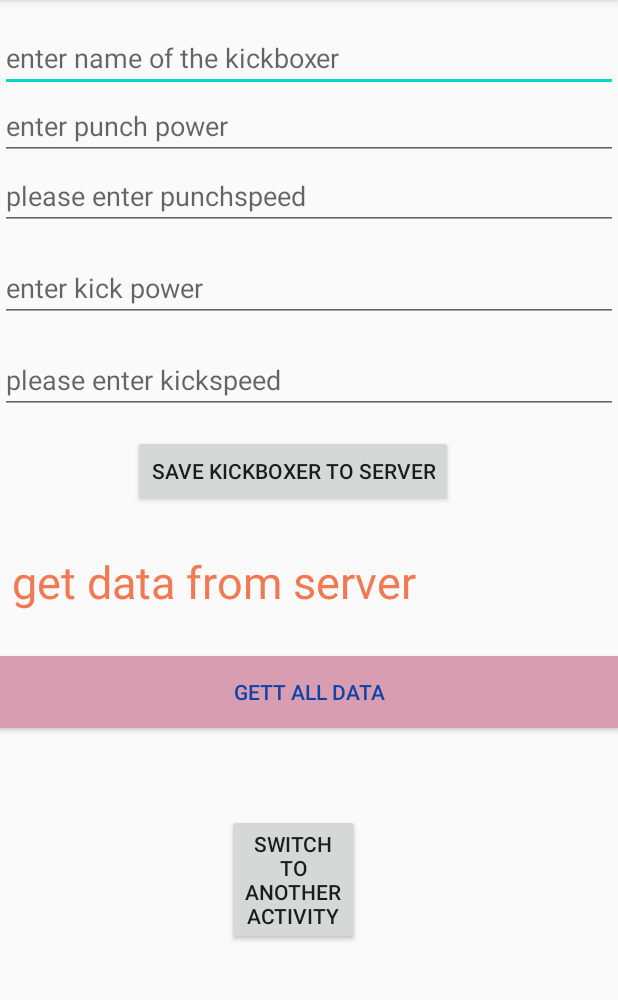
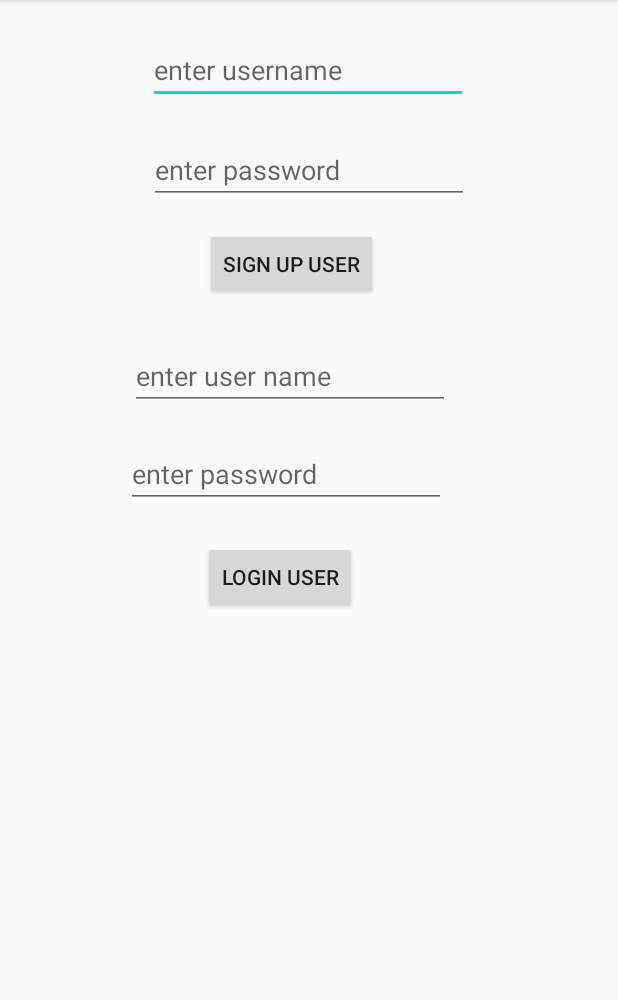
Before and after one commit to Binod055249/InstagramClone, an Android app: the screen it shows after launch (MainActivity before the commit, SignUpLoginActivity after it), after a tap on "SWITCH TO ANOTHER ACTIVITY", on a phone screen of 412 x 824 dp, the part 84-1084 px from its top. Run offline under Robolectric (Android 15) with nearby library versions, the phone set to English and light mode, and no system bars; libraries missing offline, so code that uses them is left out: com.parse, com.shashank.sony; 1 statement that could not run was skipped.

Commit message:
SignUp and Login Parse

```diff
--- a/app/src/main/AndroidManifest.xml
+++ b/app/src/main/AndroidManifest.xml
@@ -1,17 +1,19 @@
 <?xml version="1.0" encoding="utf-8"?>
 <manifest xmlns:android="http://schemas.android.com/apk/res/android"
     package="com.example.instagramclone">
+
     <uses-permission android:name="android.permission.ACCESS_NETWORK_STATE" />
     <uses-permission android:name="android.permission.INTERNET" />
 
     <application
+        android:name=".App"
         android:allowBackup="true"
         android:icon="@mipmap/ic_launcher"
         android:label="@string/app_name"
         android:roundIcon="@mipmap/ic_launcher_round"
         android:supportsRtl="true"
-        android:theme="@style/AppTheme"
-        android:name=".App">
+        android:theme="@style/AppTheme">
+        <activity android:name=".WelcomeActivity"></activity>
         <activity android:name=".MainActivity">
             <intent-filter>
                 <action android:name="android.intent.action.MAIN" />
@@ -19,6 +21,7 @@
                 <category android:name="android.intent.category.LAUNCHER" />
             </intent-filter>
         </activity>
+        <activity android:name=".SignUpLoginActivity" />
     </application>
 
 </manifest>
--- a/app/src/main/java/com/example/instagramclone/MainActivity.java
+++ b/app/src/main/java/com/example/instagramclone/MainActivity.java
@@ -2,6 +2,7 @@ package com.example.instagramclone;
 
 import androidx.appcompat.app.AppCompatActivity;
 
+import android.content.Intent;
 import android.os.Bundle;
 import android.view.View;
 import android.widget.Button;
@@ -100,6 +101,9 @@ public class MainActivity extends AppCompatActivity implements View.OnClickListe
                @Override
                public void onClick(View v) {
 
+                   Intent intent=new Intent(MainActivity.this,SignUpLoginActivity.class);
+                   startActivity(intent);
+
                }
            });
     }
--- a/app/src/main/java/com/example/instagramclone/SignUpLoginActivity.java
+++ b/app/src/main/java/com/example/instagramclone/SignUpLoginActivity.java
@@ -1,4 +1,88 @@
 package com.example.instagramclone;
 
-public class SignUpLoginActivity {
+import android.os.Bundle;
+import android.view.View;
+import android.widget.Button;
+import android.widget.EditText;
+import android.widget.Toast;
+
+import androidx.annotation.Nullable;
+import androidx.appcompat.app.AppCompatActivity;
+
+import com.parse.LogInCallback;
+import com.parse.ParseException;
+import com.parse.ParseUser;
+import com.parse.SignUpCallback;
+import com.shashank.sony.fancytoastlib.FancyToast;
+
+public class SignUpLoginActivity extends AppCompatActivity {
+
+    EditText edtUserNameSignUp,edtUserNameLogin,edtPasswordSignup,edtPasswordLogin;
+    Button btnSignUp,btnLogin;
+
+    @Override
+    protected void onCreate(@Nullable Bundle savedInstanceState) {
+        super.onCreate(savedInstanceState);
+        setContentView(R.layout.signup_login_activity);
+
+        edtUserNameSignUp=findViewById(R.id.edtUserNameSignup);
+        edtPasswordSignup=findViewById(R.id.edtPasswordSignUp);
+        edtUserNameLogin=findViewById(R.id.edtuserNameLogin);
+        edtPasswordLogin=findViewById(R.id.edtPasswordLogin);
+
+        btnSignUp=findViewById(R.id.btnSignUp);
+        btnLogin=findViewById(R.id.btnLogin);
+
+        btnSignUp.setOnClickListener(new View.OnClickListener() {
+            @Override
+            public void onClick(View v) {
+
+                final ParseUser appUser =new ParseUser();
+                appUser.setUsername(edtUserNameSignUp.getText().toString());
+                appUser.setPassword(edtPasswordSignup.getText().toString());
+
+                appUser.signUpInBackground(new SignUpCallback() {
+                    @Override
+                    public void done(ParseException e) {
+                         if(e==null){
+                             FancyToast.makeText(SignUpLoginActivity.this,appUser.get("username")+" is Signed Up Successfully",
+                                     FancyToast.LENGTH_LONG, FancyToast.SUCCESS, false).show();
+
+                         }else{
+                             FancyToast.makeText(SignUpLoginActivity.this, e.getMessage(),
+                                     FancyToast.LENGTH_LONG, FancyToast.ERROR, false).show();
+
+                         }
+
+                    }
+                });
+
+            }
+        });
+
+        btnLogin.setOnClickListener(new View.OnClickListener() {
+            @Override
+            public void onClick(View v) {
+                  ParseUser.logInInBackground(edtUserNameLogin.getText().toString(),
+                          edtPasswordLogin.getText().toString(),
+                          new LogInCallback() {
+                              @Override
+                              public void done(ParseUser user, ParseException e) {
+                                  if(user!=null && e==null){
+                                      FancyToast.makeText(SignUpLoginActivity.this, user.get("username")+" is login Sucessfully",
+                                              Toast.LENGTH_SHORT,FancyToast.SUCCESS,false).show();
+                                  }else{
+                                      FancyToast.makeText(SignUpLoginActivity.this, e.getMessage(),
+                                              Toast.LENGTH_SHORT,FancyToast.ERROR,false).show();
+                                  }
+
+                              }
+                          });
+
+            }
+        });
+
+
+
+    }
 }
--- /dev/null
+++ b/app/src/main/java/com/example/instagramclone/WelcomeActivity.java
@@ -0,0 +1,14 @@
+package com.example.instagramclone;
+
+import androidx.appcompat.app.AppCompatActivity;
+
+import android.os.Bundle;
+
+public class WelcomeActivity extends AppCompatActivity {
+
+    @Override
+    protected void onCreate(Bundle savedInstanceState) {
+        super.onCreate(savedInstanceState);
+        setContentView(R.layout.activity_welcome);
+    }
+}
--- a/app/src/main/res/layout/activity_main.xml
+++ b/app/src/main/res/layout/activity_main.xml
@@ -10,9 +10,7 @@
         android:id="@+id/btnNxtActivity"
         android:layout_width="0dp"
         android:layout_height="wrap_content"
-        android:layout_marginStart="151dp"
         android:layout_marginTop="46dp"
-        android:layout_marginEnd="172dp"
         android:text="Switch TO Another Activity"
         app:layout_constraintBottom_toBottomOf="parent"
         app:layout_constraintEnd_toEndOf="parent"
--- /dev/null
+++ b/app/src/main/res/layout/activity_welcome.xml
@@ -0,0 +1,9 @@
+<?xml version="1.0" encoding="utf-8"?>
+<androidx.constraintlayout.widget.ConstraintLayout xmlns:android="http://schemas.android.com/apk/res/android"
+    xmlns:app="http://schemas.android.com/apk/res-auto"
+    xmlns:tools="http://schemas.android.com/tools"
+    android:layout_width="match_parent"
+    android:layout_height="match_parent"
+    tools:context=".WelcomeActivity">
+
+</androidx.constraintlayout.widget.ConstraintLayout>
--- /dev/null
+++ b/app/src/main/res/layout/signup_login_activity.xml
@@ -0,0 +1,88 @@
+<?xml version="1.0" encoding="utf-8"?>
+<androidx.constraintlayout.widget.ConstraintLayout
+    xmlns:android="http://schemas.android.com/apk/res/android"
+    xmlns:app="http://schemas.android.com/apk/res-auto"
+    xmlns:tools="http://schemas.android.com/tools"
+    android:layout_width="match_parent"
+    android:layout_height="match_parent">
+
+    <EditText
+        android:id="@+id/edtUserNameSignup"
+        android:layout_width="wrap_content"
+        android:layout_height="wrap_content"
+        android:layout_marginTop="24dp"
+        android:ems="10"
+        android:hint="enter username"
+        android:inputType="textPersonName"
+        app:layout_constraintEnd_toEndOf="parent"
+        app:layout_constraintHorizontal_bias="0.497"
+        app:layout_constraintStart_toStartOf="parent"
+        app:layout_constraintTop_toTopOf="parent" />
+
+    <EditText
+        android:id="@+id/edtPasswordSignUp"
+        android:layout_width="wrap_content"
+        android:layout_height="wrap_content"
+        android:layout_marginTop="21dp"
+        android:ems="10"
+        android:hint="enter password"
+        android:inputType="textPassword"
+        app:layout_constraintEnd_toEndOf="parent"
+        app:layout_constraintStart_toStartOf="parent"
+        app:layout_constraintTop_toBottomOf="@+id/edtUserNameSignup" />
+
+    <Button
+        android:id="@+id/btnSignUp"
+        android:layout_width="wrap_content"
+        android:layout_height="wrap_content"
+        android:layout_marginStart="144dp"
+        android:layout_marginTop="16dp"
+        android:layout_marginEnd="179dp"
+        android:text="Sign up user"
+        app:layout_constraintEnd_toEndOf="parent"
+        app:layout_constraintHorizontal_bias="0.296"
+        app:layout_constraintStart_toStartOf="parent"
+        app:layout_constraintTop_toBottomOf="@+id/edtPasswordSignUp" />
+
+    <EditText
+        android:id="@+id/edtuserNameLogin"
+        android:layout_width="wrap_content"
+        android:layout_height="wrap_content"
+        android:layout_marginStart="89dp"
+        android:layout_marginTop="28dp"
+        android:layout_marginEnd="112dp"
+        android:ems="10"
+        android:hint="enter user name"
+        android:inputType="textPersonName"
+        app:layout_constraintEnd_toEndOf="parent"
+        app:layout_constraintHorizontal_bias="1.0"
+        app:layout_constraintStart_toStartOf="parent"
+        app:layout_constraintTop_toBottomOf="@+id/btnSignUp" />
+
+    <EditText
+        android:id="@+id/edtPasswordLogin"
+        android:layout_width="wrap_content"
+        android:layout_height="wrap_content"
+        android:layout_marginStart="85dp"
+        android:layout_marginTop="20dp"
+        android:layout_marginEnd="116dp"
+        android:ems="10"
+        android:hint="enter password"
+        android:inputType="textPassword"
+        app:layout_constraintEnd_toEndOf="parent"
+        app:layout_constraintStart_toStartOf="parent"
+        app:layout_constraintTop_toBottomOf="@+id/edtuserNameLogin" />
+
+    <Button
+        android:id="@+id/btnLogin"
+        android:layout_width="wrap_content"
+        android:layout_height="wrap_content"
+        android:layout_marginStart="142dp"
+        android:layout_marginTop="22dp"
+        android:layout_marginEnd="181dp"
+        android:text="Login user"
+        app:layout_constraintEnd_toEndOf="parent"
+        app:layout_constraintStart_toStartOf="parent"
+        app:layout_constraintTop_toBottomOf="@+id/edtPasswordLogin" />
+
+</androidx.constraintlayout.widget.ConstraintLayout>
```
